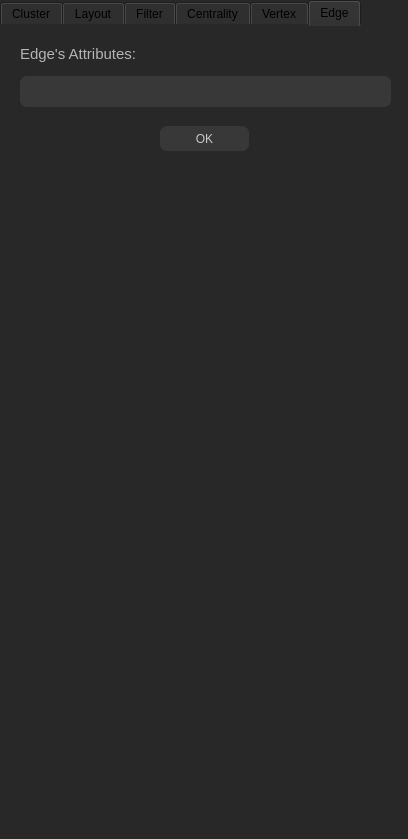
dthung1602/NetworkVisualization, file resource/gui/FilterDialog.ui: the form before one commit.
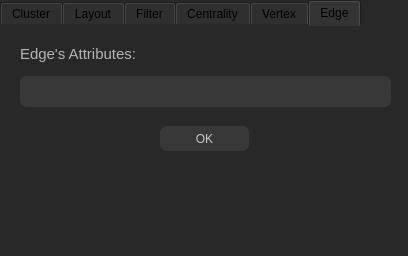
The form after the commit. The open tabs and pages were chosen to show the change. Icons and pictures are not drawn.

The edit to the form file:
```diff
--- a/resource/gui/FilterDialog.ui
+++ b/resource/gui/FilterDialog.ui
@@ -7,7 +7,7 @@
     <x>0</x>
     <y>0</y>
     <width>408</width>
-    <height>839</height>
+    <height>256</height>
    </rect>
   </property>
   <property name="windowTitle">
```
Left out of the diff: 2 changed lines with no effect on the pictures.
